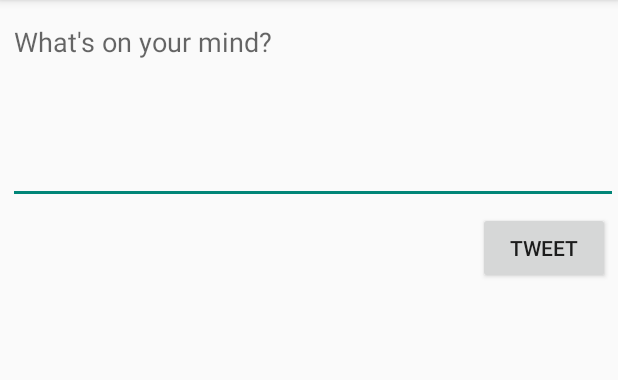
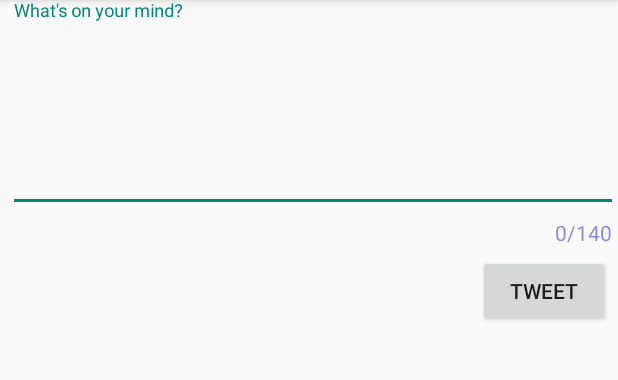
Before and after one commit to okimin/Tweet_Tweet_Android, an Android app: the ComposeActivity screen opened directly, with no data from a screen before it, on a phone screen of 412 x 824 dp, the part 84-464 px from its top. Run offline under Robolectric (Android 15) with nearby library versions, the phone set to English and light mode, and no system bars; our stand-ins replace Room's generated code; libraries missing offline, so code that uses them is left out: com.codepath.asynchttpclient, com.facebook.stetho, org.parceler; 1 statement that could not run was skipped.

Commit message:
Added Files for Part 2

```diff
--- a/app/src/main/res/layout/activity_compose.xml
+++ b/app/src/main/res/layout/activity_compose.xml
@@ -5,6 +5,16 @@
     android:layout_width="match_parent"
     android:layout_height="match_parent"
     tools:context=".ComposeActivity">
+
+
+    <com.google.android.material.textfield.TextInputLayout
+        android:id="@+id/customLayout"
+        android:layout_width="match_parent"
+        android:layout_height="wrap_content"
+        app:counterEnabled="true"
+        app:counterMaxLength="140"
+        app:counterOverflowTextAppearance="@style/counterOverride"
+        app:counterTextAppearance="@style/counterText">
 
         <EditText
             android:id="@+id/etCompose"
@@ -20,11 +30,13 @@
             android:inputType="textMultiLine"
             android:minLines="5" />
 
+    </com.google.android.material.textfield.TextInputLayout>
+
     <Button
         android:id="@+id/buttonTweet"
         android:layout_width="wrap_content"
         android:layout_height="wrap_content"
-        android:layout_below="@+id/etCompose"
+        android:layout_below="@+id/customLayout"
         android:layout_alignParentEnd="true"
         android:layout_marginTop="5dp"
         android:layout_marginEnd="5dp"
--- a/app/src/main/res/values/styles.xml
+++ b/app/src/main/res/values/styles.xml
@@ -13,4 +13,12 @@
         <!-- All customizations that are NOT specific to a particular API-level can go here. -->
     </style>
 
+    <style name="counterText">
+        <item name="android:textColor">#aa5353cc</item>
+    </style>
+
+    <style name="counterOverride">
+        <item name="android:textColor">#ff0000</item>
+    </style>
+
 </resources>
--- a/build.gradle
+++ b/build.gradle
@@ -15,3 +15,9 @@ allprojects {
         jcenter()
     }
 }
+
+ext {
+    appCompatVersion = '1.0.0'
+    designSupportVersion = '1.0.0'
+    recyclerViewVersion = '1.0.0'
+}
```
Also changed, not shown: app/build.gradle (+8 -0 lines), 1 other file. Lines whose indentation alone changed are shown as unchanged.
